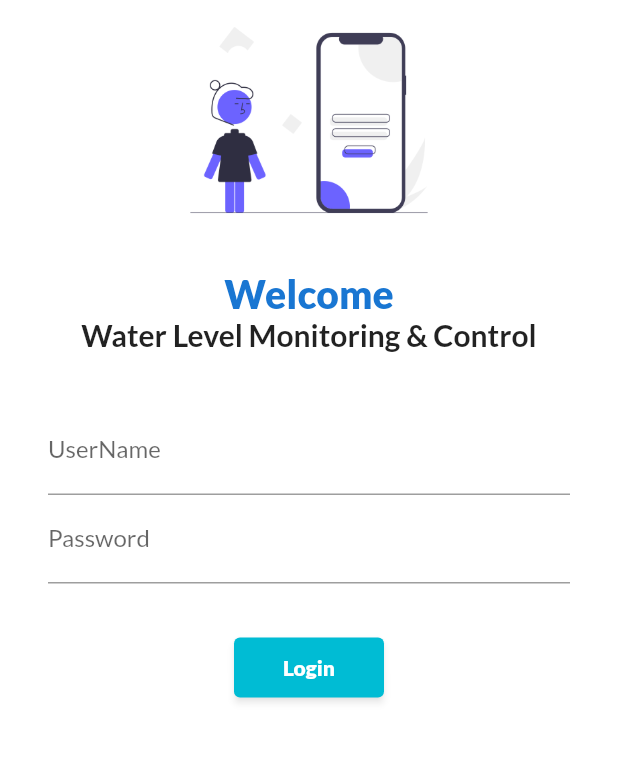
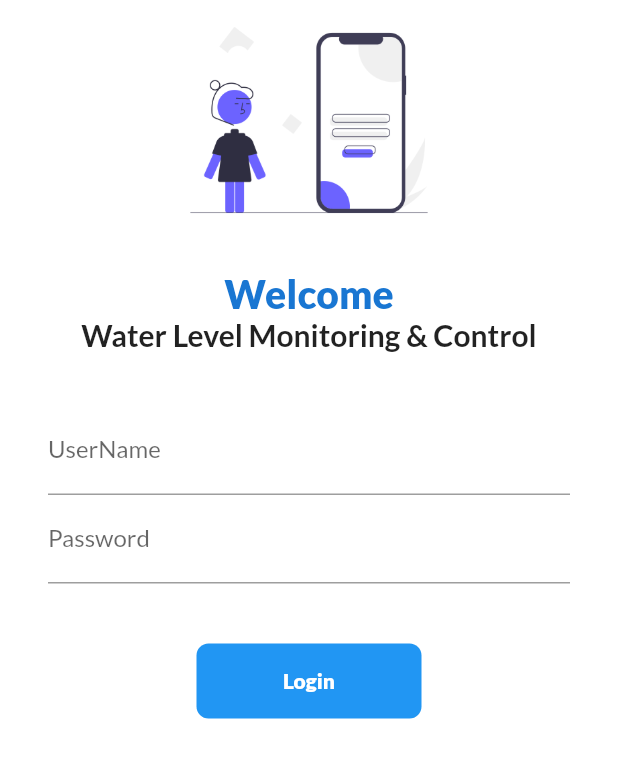
Before and after one commit to NimraZeeshan/flutter_codepur_practice, a Flutter app: the screen it shows after launch, on a phone screen of 412 x 824 dp. Shown: the top 758 px of the screen. Run offline on Flutter 3.47's test engine with Material 2 defaults, Android fonts, the phone set to English and light mode, and no system bars; our stand-ins replace google_fonts.

Commit message:
Day 4 Complete - animated container  and icons add

```diff
--- /dev/null
+++ b/lib/Screens/buttons/login_button.dart
@@ -0,0 +1,46 @@
+import 'package:flutter/material.dart';
+import 'package:flutter_codepur_practice/utils/routes.dart';
+
+class LoginButton extends StatefulWidget {
+  const LoginButton({Key? key}) : super(key: key);
+
+  @override
+  _LoginButtonState createState() => _LoginButtonState();
+}
+
+class _LoginButtonState extends State<LoginButton> {
+  bool changeButton = false;
+  @override
+  Widget build(BuildContext context) {
+    return InkWell(
+      //splashColor: Colors.redAccent,
+      //hoverColor: Colors.green,
+      onTap: () async {
+        setState(() {
+          changeButton = true;
+        });
+        await Future.delayed(Duration(seconds: 1));
+        Navigator.pushNamed(context, MyRoutes.homeRoute);
+      },
+      child: AnimatedContainer(
+        duration: Duration(seconds: 1),
+        height: 50,
+        width: changeButton ? 50 : 150,
+        alignment: Alignment.center,
+        child: changeButton
+            ? Icon(Icons.done, color: Colors.white)
+            : Text(
+                'Login',
+                style: TextStyle(
+                    color: changeButton ? Colors.black : Colors.white,
+                    fontWeight: FontWeight.w900),
+              ),
+        decoration: BoxDecoration(
+          //   shape: changeButton ? BoxShape.circle : BoxShape.rectangle,
+          borderRadius: BorderRadius.circular(changeButton ? 50 : 8),
+          color: Colors.blue,
+        ),
+      ),
+    );
+  }
+}
--- a/lib/Screens/home_page.dart
+++ b/lib/Screens/home_page.dart
@@ -14,7 +14,7 @@
           child: Text('$name working on flutter with CodePur  in $days days'),
         ),
       ),
-      drawer: Drawer(),
+      // drawer: Drawer(),
     ));
   }
 }
--- a/lib/Screens/login_page.dart
+++ b/lib/Screens/login_page.dart
@@ -1,9 +1,15 @@
 import 'package:flutter/material.dart';
+import 'package:flutter_codepur_practice/Screens/buttons/login_button.dart';
 import 'package:flutter_codepur_practice/utils/routes.dart';
 
-class LoginPage extends StatelessWidget {
-  const LoginPage({Key? key}) : super(key: key);
+class LoginPage extends StatefulWidget {
+  @override
+  _LoginPageState createState() => _LoginPageState();
+}
 
+class _LoginPageState extends State<LoginPage> {
+  String name = "";
+  bool changeButton = false;
   @override
   Widget build(BuildContext context) {
     return Material(
@@ -17,7 +23,7 @@
                 height: 20,
               ),
               Text(
-                'Welcome',
+                'Welcome $name',
                 textAlign: TextAlign.center,
                 style: TextStyle(
                     fontSize: 26,
@@ -41,6 +47,10 @@
                 child: Column(
                   children: [
                     TextFormField(
+                      onChanged: (value) {
+                        name = value;
+                        setState(() {});
+                      },
                       decoration: InputDecoration(
                         hintText: 'Enter username',
                         labelText: 'UserName',
@@ -53,22 +63,51 @@
                         labelText: 'Password',
                       ),
                     ),
-                    Padding(
-                      padding: const EdgeInsets.symmetric(
-                          vertical: 32, horizontal: 32),
-                      child: ElevatedButton(
-                        onPressed: () {
-                          Navigator.pushNamed(context, MyRoutes.homeRoute);
-                        },
-                        child: Text('Login',
-                            style: TextStyle(
-                                color: Colors.white,
-                                fontWeight: FontWeight.w900)),
-                        style: TextButton.styleFrom(
-                            shadowColor: Colors.black45,
-                            minimumSize: Size(100, 40)),
-                      ),
-                    ),
+                    SizedBox(height: 40),
+                    LoginButton()
+                    // InkWell(
+                    //   //splashColor: Colors.redAccent,
+                    //   //hoverColor: Colors.green,
+                    //   onTap: () {
+                    //     setState(() {
+                    //       changeButton = true;
+                    //     });
+
+                    //     //Navigator.pushNamed(context, MyRoutes.homeRoute);
+                    //   },
+                    //   child: AnimatedContainer(
+                    //     duration: Duration(seconds: 1),
+                    //     height: 40,
+                    //     width: 130,
+                    //     alignment: Alignment.center,
+                    //     child: Text(
+                    //       'Login',
+                    //       style: TextStyle(
+                    //           color: Colors.white, fontWeight: FontWeight.w900),
+                    //     ),
+                    //     decoration: BoxDecoration(
+                    //       borderRadius: BorderRadius.circular(6),
+                    //       color: Colors.blue,
+                    //     ),
+                    //   ),
+                    // ),
+
+                    // Padding(
+                    //   padding: const EdgeInsets.symmetric(
+                    //       vertical: 32, horizontal: 32),
+                    //   child: ElevatedButton(
+                    //     onPressed: () {
+                    //       Navigator.pushNamed(context, MyRoutes.homeRoute);
+                    //     },
+                    //     child: Text('Login',
+                    //         style: TextStyle(
+                    //             color: Colors.white,
+                    //             fontWeight: FontWeight.w900)),
+                    //     style: TextButton.styleFrom(
+                    //         shadowColor: Colors.black45,
+                    //         minimumSize: Size(100, 40)),
+                    //   ),
+                    // ),
                   ],
                 ),
               )
```
